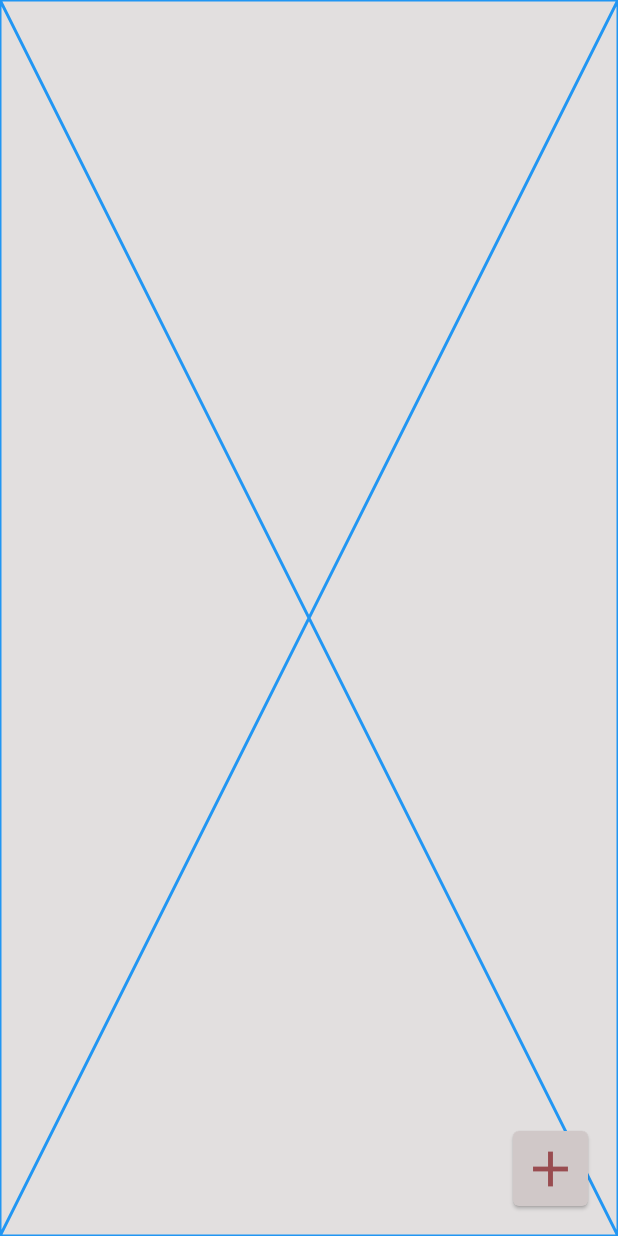
After one commit to mgp214/plastic, a Flutter app: the EditViewPage screen opened directly, on a phone screen of 412 x 824 dp. The commit adds this screen. Run offline on Flutter 3.47's test engine with Material 2 defaults, Android fonts, the phone set to English and light mode, and no system bars; our stand-ins replace email_validator, flushbar, flutter_dotenv, objectid, shared_preferences; accounts and stored records are empty; network calls fail; project files that could hold a hidden picture were left out.

Commit message:
saving progress on view layout editor
#158

```diff
--- a/frontend/plastic/lib/model/view/view_frame.dart
+++ b/frontend/plastic/lib/model/view/view_frame.dart
@@ -1,3 +1,4 @@
+import 'package:flutter/material.dart';
 import 'package:plastic/model/view/view_widget.dart';
 
 enum FrameLayout { VERTICAL, HORIZONTAL }
@@ -6,8 +7,7 @@ class ViewFrame extends ViewWidget {
   FrameLayout layout;
   List<ViewWidget> children;
 
-  ViewFrame({this.layout, this.children}) {
-    if (layout == null) layout = FrameLayout.VERTICAL;
+  ViewFrame({@required this.layout, this.children}) {
     if (children == null) children = List();
   }
 }
--- a/frontend/plastic/lib/utility/constants.dart
+++ b/frontend/plastic/lib/utility/constants.dart
@@ -4,4 +4,6 @@ class Constants {
   static final snackDuration = Duration(milliseconds: 4000);
   static const double _borderRadius = 3;
   static final Radius borderRadius = Radius.circular(_borderRadius);
+  static final double iconSize = 40;
+  static final double secondaryIconSize = 20;
 }
--- a/frontend/plastic/lib/widgets/action_menu/action_item.dart
+++ b/frontend/plastic/lib/widgets/action_menu/action_item.dart
@@ -1,4 +1,5 @@
 import 'package:flutter/material.dart';
+import 'package:plastic/utility/constants.dart';
 
 class ActionItem extends StatefulWidget {
   final IconData icon;
@@ -101,7 +102,7 @@ class ActionItemState extends State<ActionItem>
                   child: Icon(
                     widget.icon,
                     color: _currentColor,
-                    size: 40,
+                    size: Constants.iconSize,
                   ),
                   onPressed: widget.onPressed,
                   shape: CircleBorder(
--- a/frontend/plastic/lib/widgets/action_menu/action_menu.dart
+++ b/frontend/plastic/lib/widgets/action_menu/action_menu.dart
@@ -1,5 +1,6 @@
 import 'package:flutter/material.dart';
 import 'package:plastic/model/motif.dart';
+import 'package:plastic/utility/constants.dart';
 import 'package:plastic/widgets/action_menu/action_item.dart';
 import 'package:vector_math/vector_math.dart';
 import 'dart:math';
@@ -101,7 +102,7 @@ class ActionMenuState extends State<ActionMenu> with TickerProviderStateMixin {
                   builder: (context, child) => Icon(
                     Icons.add,
                     color: _colorAnimation.value,
-                    size: 40,
+                    size: Constants.iconSize,
                   ),
                 ),
               ),
--- a/frontend/plastic/lib/widgets/components/dialogs/dialog_choice.dart
+++ b/frontend/plastic/lib/widgets/components/dialogs/dialog_choice.dart
@@ -1,5 +1,6 @@
 import 'package:flutter/material.dart';
 import 'package:plastic/model/motif.dart';
+import 'package:plastic/utility/constants.dart';
 
 abstract class DialogChoice {
   final Color color;
@@ -40,6 +41,7 @@ class DialogTextIconChoice extends DialogChoice {
             Icon(
               icon,
               color: color,
+              size: Constants.iconSize,
             ),
             Text(text, style: Motif.actionStyle(Sizes.Action, color)),
           ],
--- a/frontend/plastic/lib/widgets/components/template_fields/field_card.dart
+++ b/frontend/plastic/lib/widgets/components/template_fields/field_card.dart
@@ -50,6 +50,7 @@ class FieldCard extends StatelessWidget {
                         ),
                         Icon(
                           Icons.reorder,
+                          size: Constants.secondaryIconSize,
                           color: Motif.neutral,
                         ),
                       ],
@@ -64,6 +65,7 @@ class FieldCard extends StatelessWidget {
               child: IconButton(
                 icon: Icon(
                   Icons.delete,
+                  size: Constants.secondaryIconSize,
                 ),
                 color: Motif.negative,
                 onPressed: () {
--- a/frontend/plastic/lib/widgets/template/edit_template_page.dart
+++ b/frontend/plastic/lib/widgets/template/edit_template_page.dart
@@ -8,6 +8,7 @@ import 'package:plastic/model/api/api_response.dart';
 import 'package:plastic/model/template.dart';
 import 'package:plastic/model/thing.dart';
 import 'package:plastic/model/motif.dart';
+import 'package:plastic/utility/constants.dart';
 import 'package:plastic/utility/notifier.dart';
 import 'package:plastic/utility/template_manager.dart';
 import 'package:plastic/widgets/components/dialogs/choice_actions_dialog.dart';
@@ -376,6 +377,7 @@ class EditTemplatePageState extends State<EditTemplatePage> {
             child: Icon(
               Icons.menu,
               color: Motif.title,
+              size: Constants.iconSize,
             ),
             onPressed: () {
               showDialog(
--- a/frontend/plastic/lib/widgets/view/edit_view_page.dart
+++ b/frontend/plastic/lib/widgets/view/edit_view_page.dart
@@ -5,6 +5,8 @@ import 'package:plastic/model/motif.dart';
 import 'package:plastic/model/view/view.dart';
 import 'package:plastic/model/view/view_frame.dart';
 import 'package:plastic/model/view/view_widget.dart';
+import 'package:plastic/utility/constants.dart';
+import 'package:plastic/widgets/view/view_frame_card.dart';
 
 class EditViewPage extends StatefulWidget {
   final View view;
@@ -44,28 +46,11 @@ class EditViewPageState extends State<EditViewPage> {
 
     List<Widget> actions = [
       IconButton(
-        icon: Icon(Icons.add_box),
-        onPressed: () {
-          setState(() {
-            frame.children.add(ViewWidget());
-          });
-        },
-      ),
-      IconButton(
-        icon: Icon(Icons.border_vertical),
-        onPressed: () {
-          setState(() {
-            frame.children.add(ViewFrame(layout: FrameLayout.HORIZONTAL));
-          });
-        },
-      ),
-      IconButton(
-        icon: Icon(Icons.border_horizontal),
-        onPressed: () {
-          setState(() {
-            frame.children.add(ViewFrame(layout: FrameLayout.VERTICAL));
-          });
-        },
+        icon: Icon(
+          Icons.add_circle_outline,
+          size: Constants.iconSize,
+        ),
+        onPressed: () {},
       ),
     ];
 
@@ -124,12 +109,32 @@ class EditViewPageState extends State<EditViewPage> {
     return laidOutChildren;
   }
 
+  Widget _getAddWidget(Color background) => Card(
+        color: background,
+        child: Padding(
+          padding: EdgeInsets.all(5),
+          child: Icon(
+            Icons.add,
+            color: Motif.title,
+            size: Constants.iconSize,
+          ),
+        ),
+      );
+
   @override
   Widget build(BuildContext context) => WillPopScope(
         child: Scaffold(
-          backgroundColor: Motif.background,
-          body: _getFrameWidget(widget.view.root),
-        ),
+            floatingActionButton: Draggable(
+              feedback: _getAddWidget(Colors.transparent),
+              child: _getAddWidget(Motif.lightBackground),
+              data: ViewFrame(layout: null),
+            ),
+            backgroundColor: Motif.background,
+            body: ViewFrameCard(
+              frame: widget.view.root,
+            )
+            // body: _getFrameWidget(widget.view.root),
+            ),
         onWillPop: () {
           return Future.value(true);
         },
--- /dev/null
+++ b/frontend/plastic/lib/widgets/view/view_frame_card.dart
@@ -0,0 +1,106 @@
+import 'dart:developer';
+
+import 'package:flutter/material.dart';
+import 'package:plastic/model/motif.dart';
+import 'package:plastic/model/view/view_frame.dart';
+import 'package:plastic/utility/constants.dart';
+
+class ViewFrameCard extends StatefulWidget {
+  final ViewFrame frame;
+
+  const ViewFrameCard({Key key, @required this.frame}) : super(key: key);
+
+  @override
+  State<StatefulWidget> createState() => ViewFrameCardState();
+
+  // Widget build(BuildContext context) => Draggable(
+  //       feedback: _getCard(),
+  //       child: DragTarget(
+  //         builder: (context, candidateData, rejectedData) => Container(
+  //           constraints: BoxConstraints.expand(),
+  //           alignment: Alignment.center,
+  //           width: double.maxFinite,
+  //           height: double.maxFinite,
+  //           child: _getCard(),
+  //         ),
+  //       ),
+  //     );
+}
+
+class ViewFrameCardState extends State<ViewFrameCard> {
+  Widget _getCard() => Card(
+        color: Colors.transparent,
+        shape: RoundedRectangleBorder(
+          borderRadius: BorderRadius.all(Constants.borderRadius),
+        ),
+        child: Padding(
+          padding: EdgeInsets.all(5),
+          child: Icon(
+            Icons.add,
+            color: Motif.title,
+            size: Constants.iconSize,
+          ),
+        ),
+      );
+
+  @override
+  Widget build(BuildContext context) {
+    Widget dragTargetChild;
+    // if (frame is ViewFrame) {
+    // var selfAsFrame = frame as ViewFrame;
+
+    var children = widget.frame.children
+        .map<Widget>(
+          (c) => Expanded(
+            child: ViewFrameCard(
+              frame: c,
+            ),
+          ),
+        )
+        .toList();
+    if (children.length == 0)
+      children.add(
+        Expanded(
+          child: Placeholder(
+            color: Colors.blue,
+          ),
+        ),
+      );
+
+    if (widget.frame.layout == FrameLayout.VERTICAL) {
+      dragTargetChild = Column(
+        mainAxisSize: MainAxisSize.max,
+        crossAxisAlignment: CrossAxisAlignment.stretch,
+        children: children,
+      );
+    } else {
+      dragTargetChild = Row(
+        mainAxisSize: MainAxisSize.max,
+        crossAxisAlignment: CrossAxisAlignment.stretch,
+        children: children,
+      );
+    }
+    // } else {
+    //   dragTargetChild = Placeholder(
+    //     color: Colors.red,
+    //   );
+    // }
+
+    return DragTarget(
+      builder: (context, candidateList, rejectedData) => dragTargetChild,
+      onWillAccept: (value) {
+        log(value.toString());
+        return true;
+      },
+      onAccept: (ViewFrame value) {
+        log(value.toString());
+        setState(() {
+          widget.frame.children.add(value);
+          value.layout = widget.frame.layout == FrameLayout.VERTICAL
+              ? FrameLayout.HORIZONTAL
+              : FrameLayout.VERTICAL;
+        });
+      },
+    );
+  }
+}
```
